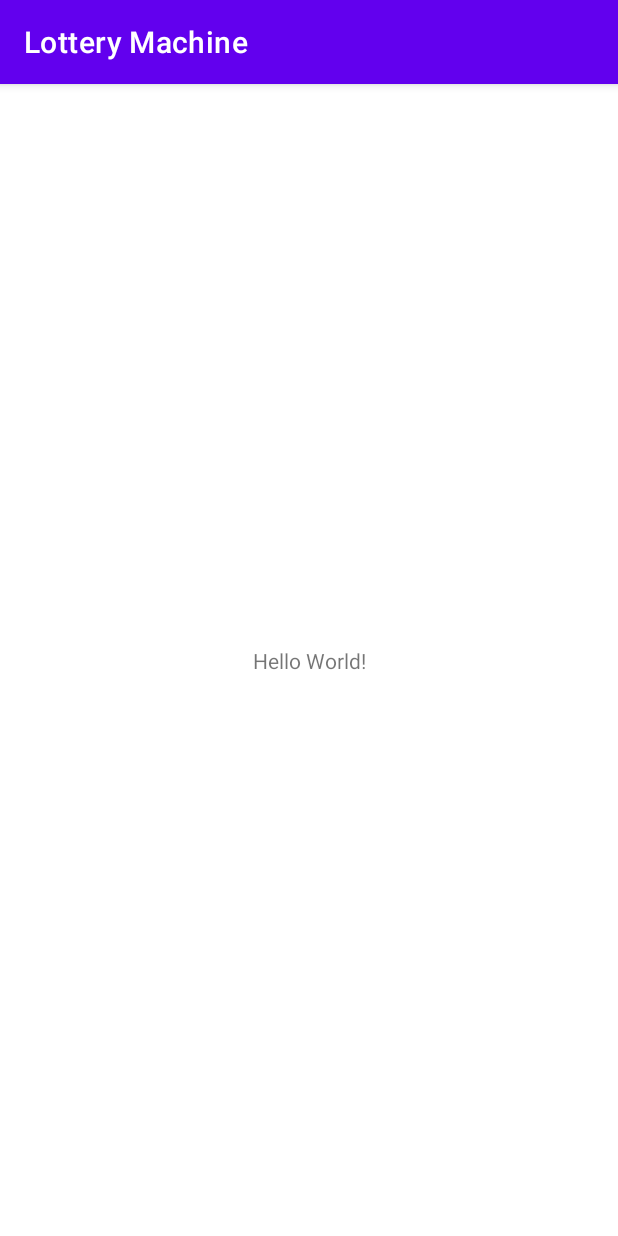
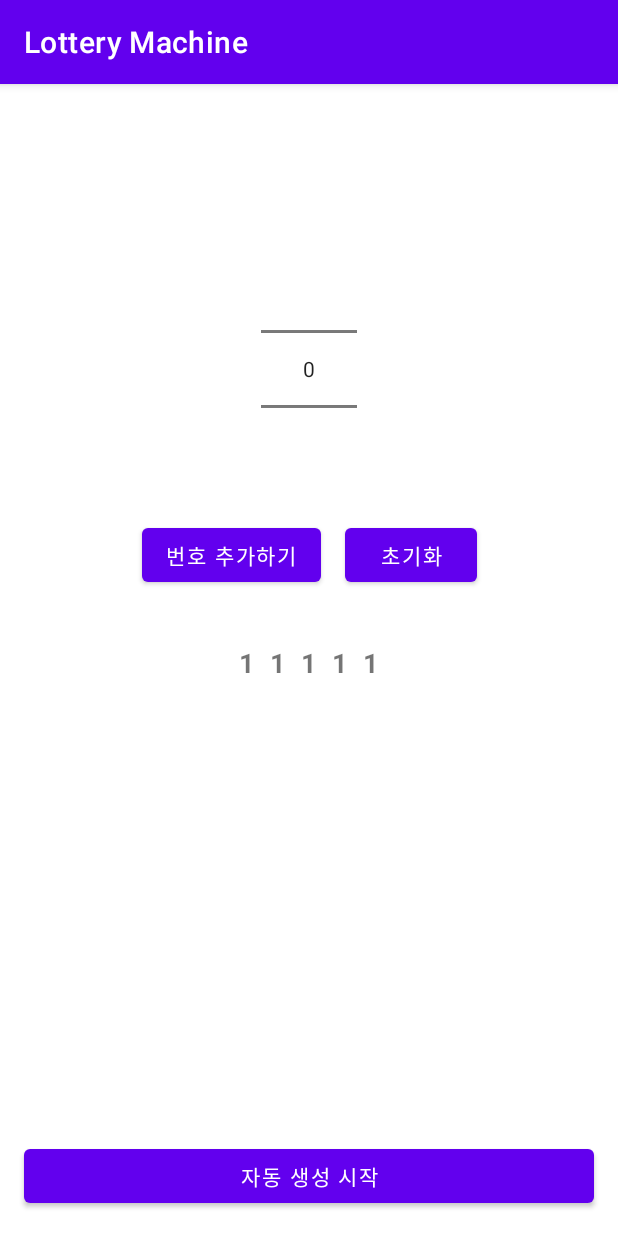
Before and after one commit to CodeHanZoom/greenwalk_android-deprecated-, an Android app: the screen it shows after launch (MainActivity), on a phone screen of 412 x 824 dp. Run offline under Robolectric (Android 15) with nearby library versions, the phone set to English and light mode, and no system bars.

Commit message:
add: UI form
- number picker
- constraint layout

```diff
--- a/Lottery Machine/app/src/main/res/layout/activity_main.xml
+++ b/Lottery Machine/app/src/main/res/layout/activity_main.xml
@@ -6,13 +6,99 @@
     android:layout_height="match_parent"
     tools:context=".MainActivity">
 
-    <TextView
+    <NumberPicker
+        android:id="@+id/numberPicker"
         android:layout_width="wrap_content"
         android:layout_height="wrap_content"
-        android:text="Hello World!"
+        android:layout_marginTop="100dp"
+        app:layout_constraintEnd_toEndOf="parent"
+        app:layout_constraintStart_toStartOf="parent"
+        app:layout_constraintTop_toTopOf="parent">
+
+    </NumberPicker>
+
+    <Button
+        android:id="@+id/addButton"
+        android:layout_width="wrap_content"
+        android:layout_height="wrap_content"
+        android:layout_marginTop="10dp"
+        android:layout_marginEnd="16dp"
+        android:text="번호 추가하기"
+        app:layout_constraintEnd_toStartOf="@id/clearButton"
+        app:layout_constraintHorizontal_chainStyle="packed"
+        app:layout_constraintStart_toStartOf="parent"
+        app:layout_constraintTop_toBottomOf="@id/numberPicker" />
+
+    <Button
+        android:id="@+id/clearButton"
+        android:layout_width="wrap_content"
+        android:layout_height="wrap_content"
+        android:text="초기화"
+        app:layout_constraintEnd_toEndOf="parent"
+        app:layout_constraintStart_toEndOf="@id/addButton"
+        app:layout_constraintTop_toTopOf="@id/addButton" />
+
+    <LinearLayout
+        android:layout_width="0dp"
+        android:layout_height="wrap_content"
+        android:layout_marginTop="30dp"
+        android:gravity="center"
+        app:layout_constraintEnd_toEndOf="parent"
+        app:layout_constraintStart_toStartOf="parent"
+        app:layout_constraintTop_toBottomOf="@id/addButton">
+
+        <TextView
+            android:layout_width="wrap_content"
+            android:layout_height="wrap_content"
+            android:layout_margin="5dp"
+            android:text="1"
+            android:textSize="18sp"
+            android:textStyle="bold" />
+
+        <TextView
+            android:layout_width="wrap_content"
+            android:layout_height="wrap_content"
+            android:layout_margin="5dp"
+            android:text="1"
+            android:textSize="18sp"
+            android:textStyle="bold" />
+
+        <TextView
+            android:layout_width="wrap_content"
+            android:layout_height="wrap_content"
+            android:layout_margin="5dp"
+            android:text="1"
+            android:textSize="18sp"
+            android:textStyle="bold" />
+
+        <TextView
+            android:layout_width="wrap_content"
+            android:layout_height="wrap_content"
+            android:layout_margin="5dp"
+            android:text="1"
+            android:textSize="18sp"
+            android:textStyle="bold" />
+
+        <TextView
+            android:layout_width="wrap_content"
+            android:layout_height="wrap_content"
+            android:layout_margin="5dp"
+            android:text="1"
+            android:textSize="18sp"
+            android:textStyle="bold" />
+    </LinearLayout>
+
+    <Button
+        android:id="@+id/runButton"
+        android:layout_width="0dp"
+
+        android:layout_height="wrap_content"
+        android:layout_marginStart="16dp"
+        android:layout_marginEnd="16dp"
+        android:layout_marginBottom="16dp"
+        android:text="자동 생성 시작"
         app:layout_constraintBottom_toBottomOf="parent"
         app:layout_constraintEnd_toEndOf="parent"
-        app:layout_constraintStart_toStartOf="parent"
-        app:layout_constraintTop_toTopOf="parent" />
+        app:layout_constraintStart_toStartOf="parent" />
 
 </androidx.constraintlayout.widget.ConstraintLayout>
--- a/Lottery Machine/app/src/main/res/values/strings.xml
+++ b/Lottery Machine/app/src/main/res/values/strings.xml
@@ -1,3 +1,4 @@
 <resources>
     <string name="app_name">Lottery Machine</string>
+
 </resources>
```
